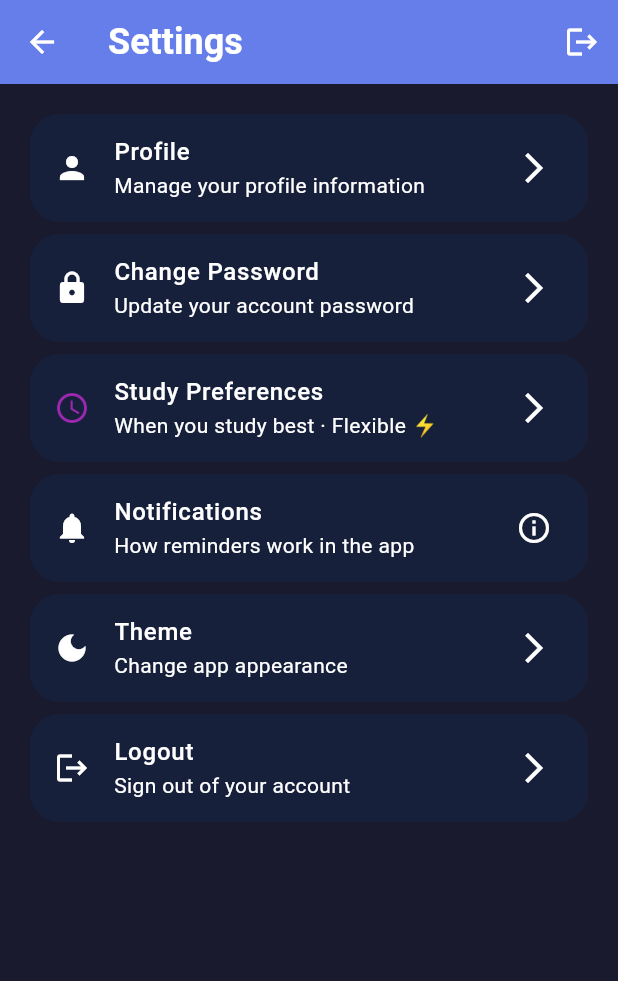
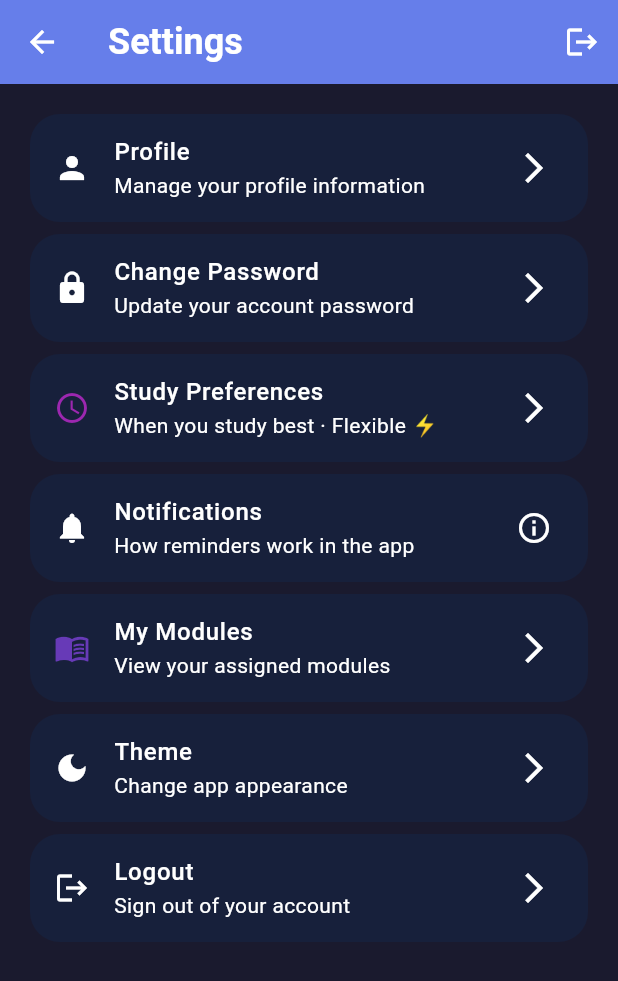
Before and after one commit to ReginalThembaubisi/smart-timetable-system, a Flutter app: the DashboardScreen screen opened directly with empty values, after a tap on the "settings" icon, on a phone screen of 412 x 824 dp. Shown: the top 981 px of the screen. Run offline on Flutter 3.47's test engine with Material 3 defaults, Android fonts, the phone set to English and light mode, and no system bars; our stand-ins replace firebase_core, firebase_messaging, flutter_dotenv, flutter_local_notifications, flutter_timezone, google_generative_ai and 6 more; missing offline and left inert: dart:html, dart:js_interop; accounts and stored records are empty; network calls fail.

Commit message:
feat: improve quick actions and add important dates export
Add friendly guidance text to dashboard quick actions, move module access into settings, and add a printable important dates PDF export for deadlines and exam-related events.

Made-with: Cursor

```diff
--- a/smart_timetable_application/lib/screens/dashboard_screen.dart
+++ b/smart_timetable_application/lib/screens/dashboard_screen.dart
@@ -22,7 +22,6 @@ import 'create_session_screen.dart';
 import 'settings_screen.dart';
 import 'exam_timetable_screen.dart';
 import 'study_timer_screen.dart';
-import 'study_plan_screen.dart';
 import 'timetable_screen.dart';
 import 'outline_upload_screen.dart';
 import '../models/outline_event.dart';
@@ -1187,6 +1186,7 @@ class _DashboardScreenState extends State<DashboardScreen> with TickerProviderSt
             'Scan Handout',
             Icons.document_scanner,
             Colors.blue,
+            'Upload your module handout to extract tests, exams, and deadlines.',
             () {
               Navigator.push(
                 context,
@@ -1203,6 +1203,7 @@ class _DashboardScreenState extends State<DashboardScreen> with TickerProviderSt
             'Study Sessions',
             Icons.book,
             Colors.purple,
+            'View and manage all your planned study sessions.',
             () => _navigateToStudySessions(),
           ),
 
@@ -1212,6 +1213,7 @@ class _DashboardScreenState extends State<DashboardScreen> with TickerProviderSt
             'Add Study Session',
             Icons.add_circle,
             Colors.green,
+            'Create a new personal study session in seconds.',
             () => _navigateToCreateSession(),
           ),
 
@@ -1221,6 +1223,7 @@ class _DashboardScreenState extends State<DashboardScreen> with TickerProviderSt
             'Exam Timetables',
             Icons.calendar_today,
             Colors.red,
+            'Check published exam dates, venues, and updates.',
             () => _navigateToExamTimetables(),
             examNotificationCount,
           ),
@@ -1228,18 +1231,10 @@ class _DashboardScreenState extends State<DashboardScreen> with TickerProviderSt
           const SizedBox(height: 12),
 
           _buildQuickActionButton(
-            'View Modules',
-            Icons.menu_book,
-            Colors.deepPurple,
-            () => _navigateToModules(),
-          ),
-
-          const SizedBox(height: 12),
-
-          _buildQuickActionButton(
-            'Export Schedule',
+            'Export & Print',
             Icons.share,
             Colors.orange,
+            'Print your timetable or important dates for your wall.',
             () => _exportSchedule(),
           ),
         ],
@@ -1998,7 +1993,13 @@ class _DashboardScreenState extends State<DashboardScreen> with TickerProviderSt
 
 // Method was moved to the top of the file for better organization during refactor.
 
-  Widget _buildQuickActionButton(String title, IconData icon, Color color, VoidCallback onTap) {
+  Widget _buildQuickActionButton(
+    String title,
+    IconData icon,
+    Color color,
+    String description,
+    VoidCallback onTap,
+  ) {
     return GestureDetector(
       onTap: onTap,
       child: Container(
@@ -2024,7 +2025,10 @@ class _DashboardScreenState extends State<DashboardScreen> with TickerProviderSt
             Icon(icon, color: Colors.white, size: 28), // Larger icon
             const SizedBox(width: 16),
             Expanded(
-              child: Text(
+              child: Column(
+                crossAxisAlignment: CrossAxisAlignment.start,
+                children: [
+                  Text(
                     title,
                     style: const TextStyle(
                       color: Colors.white,
@@ -2032,6 +2036,16 @@ class _DashboardScreenState extends State<DashboardScreen> with TickerProviderSt
                       fontWeight: FontWeight.w600,
                     ),
                   ),
+                  const SizedBox(height: 4),
+                  Text(
+                    description,
+                    style: const TextStyle(
+                      color: Colors.white70,
+                      fontSize: 12,
+                    ),
+                  ),
+                ],
+              ),
             ),
             const Icon(Icons.arrow_forward_ios, color: Colors.white70, size: 16), // Navigation indicator
           ],
@@ -2040,7 +2054,14 @@ class _DashboardScreenState extends State<DashboardScreen> with TickerProviderSt
     );
   }
 
-  Widget _buildQuickActionButtonWithBadge(String title, IconData icon, Color color, VoidCallback onTap, int badgeCount) {
+  Widget _buildQuickActionButtonWithBadge(
+    String title,
+    IconData icon,
+    Color color,
+    String description,
+    VoidCallback onTap,
+    int badgeCount,
+  ) {
     return GestureDetector(
       onTap: onTap,
       child: Container(
@@ -2096,13 +2117,26 @@ class _DashboardScreenState extends State<DashboardScreen> with TickerProviderSt
             ),
             const SizedBox(width: 16),
             Expanded(
-              child: Text(
+              child: Column(
+                crossAxisAlignment: CrossAxisAlignment.start,
+                children: [
+                  Text(
                     title,
                     style: const TextStyle(
                       color: Colors.white,
                       fontSize: 16, // Larger text for mobile
                       fontWeight: FontWeight.w600,
                     ),
+                  ),
+                  const SizedBox(height: 4),
+                  Text(
+                    description,
+                    style: const TextStyle(
+                      color: Colors.white70,
+                      fontSize: 12,
+                    ),
+                  ),
+                ],
               ),
             ),
             const Icon(Icons.arrow_forward_ios, color: Colors.white70, size: 16), // Navigation indicator
@@ -2664,21 +2698,13 @@ class _DashboardScreenState extends State<DashboardScreen> with TickerProviderSt
     _loadExamNotifications();
   }
 
-  void _navigateToModules() {
-    Navigator.push(
-      context,
-      MaterialPageRoute(
-        builder: (context) => StudyPlanScreen(student: widget.student),
-      ),
-    );
-  }
-
   void _exportSchedule() {
     ExportService.showExportOptions(
       context: context,
       student: widget.student,
       timetableData: timetableData,
       studySessions: studySessions,
+      outlineEvents: outlineEvents,
     );
   }
 
--- a/smart_timetable_application/lib/screens/settings_screen.dart
+++ b/smart_timetable_application/lib/screens/settings_screen.dart
@@ -4,6 +4,7 @@ import '../config/app_colors.dart';
 import '../services/local_storage_service.dart';
 import 'change_password_screen.dart';
 import 'study_preferences_screen.dart';
+import 'study_plan_screen.dart';
 
 class SettingsScreen extends StatefulWidget {
   final Student student;
@@ -117,6 +118,22 @@ class _SettingsScreenState extends State<SettingsScreen> {
           ),
           Card(
             child: ListTile(
+              leading: const Icon(Icons.menu_book, color: Colors.deepPurple),
+              title: const Text('My Modules'),
+              subtitle: const Text('View your assigned modules'),
+              trailing: const Icon(Icons.arrow_forward_ios),
+              onTap: () {
+                Navigator.push(
+                  context,
+                  MaterialPageRoute(
+                    builder: (_) => StudyPlanScreen(student: widget.student),
+                  ),
+                );
+              },
+            ),
+          ),
+          Card(
+            child: ListTile(
               leading: const Icon(Icons.dark_mode),
               title: const Text('Theme'),
               subtitle: const Text('Change app appearance'),
```
Also changed, not shown: smart_timetable_application/lib/services/export_service.dart (+215 -0 lines). Lines whose indentation alone changed are shown as unchanged.
